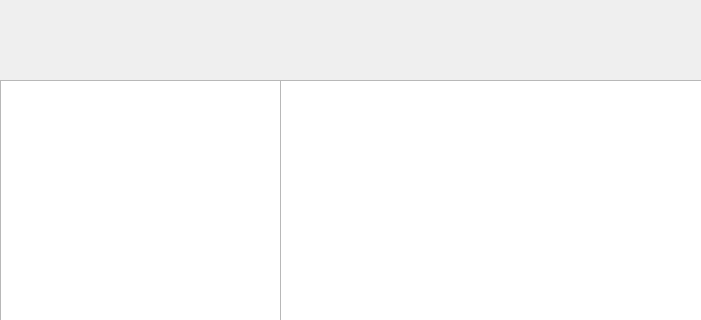
Before: the Qt Designer form qt/Email/app.ui in Developer-Dewd/mysterium-email, drawn with Qt 5; both pictures show x 0 to 701 and y 0 to 320 of the 930 by 554 pixel window.
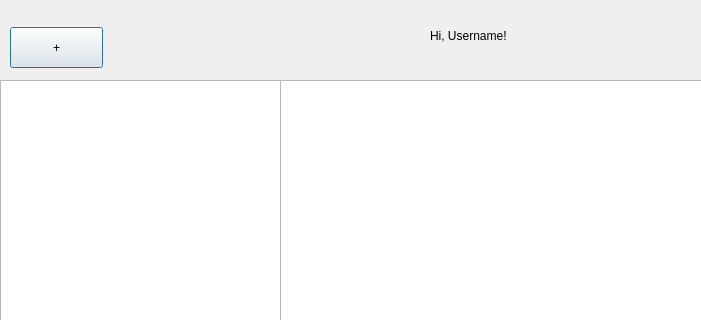
After: the same form once the commit is applied.

```diff
--- a/qt/Email/app.ui
+++ b/qt/Email/app.ui
@@ -33,6 +33,32 @@
     </rect>
    </property>
   </widget>
+  <widget class="QLabel" name="label">
+   <property name="geometry">
+    <rect>
+     <x>430</x>
+     <y>20</y>
+     <width>121</width>
+     <height>31</height>
+    </rect>
+   </property>
+   <property name="text">
+    <string>Hi, Username!</string>
+   </property>
+  </widget>
+  <widget class="QPushButton" name="pushButton">
+   <property name="geometry">
+    <rect>
+     <x>10</x>
+     <y>27</y>
+     <width>93</width>
+     <height>41</height>
+    </rect>
+   </property>
+   <property name="text">
+    <string>+</string>
+   </property>
+  </widget>
  </widget>
  <resources/>
  <connections/>
```
